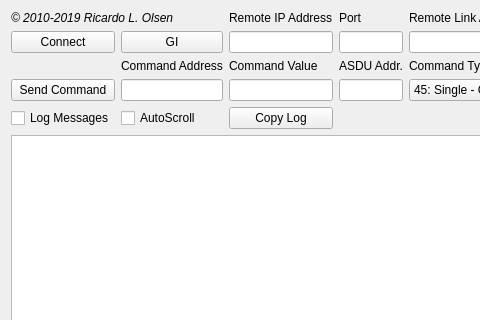
This is mainwindow.ui in riclolsen/qtester104 as Qt 5 draws it before an edit; both pictures show x 0 to 480 and y 0 to 320 of the 1131 by 465 pixel window. The edited form follows.
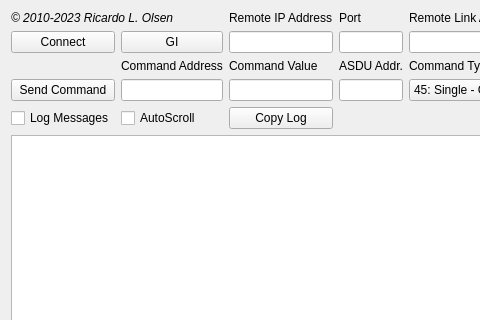
This is the edited form.

What changed in the file:
```diff
--- a/mainwindow.ui
+++ b/mainwindow.ui
@@ -6,7 +6,7 @@
    <rect>
     <x>0</x>
     <y>0</y>
-    <width>968</width>
+    <width>1101</width>
     <height>465</height>
    </rect>
   </property>
@@ -360,7 +360,7 @@
        </font>
       </property>
       <property name="text">
-       <string>© 2010-2019 Ricardo L. Olsen</string>
+       <string>© 2010-2023 Ricardo L. Olsen</string>
       </property>
      </widget>
     </item>
```
Left out of the diff: 12 changed lines with no effect on the pictures.
